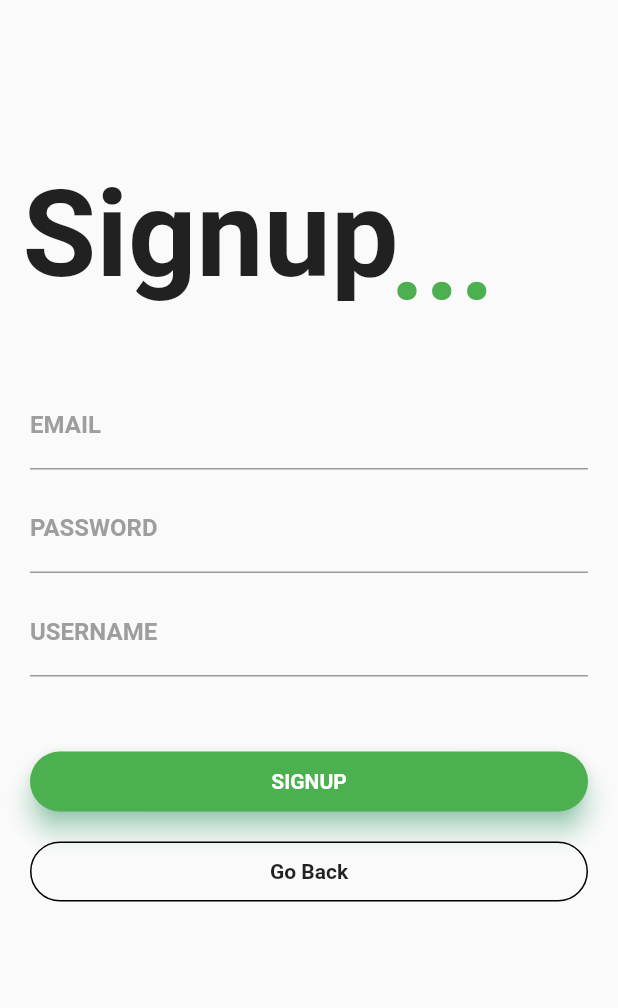
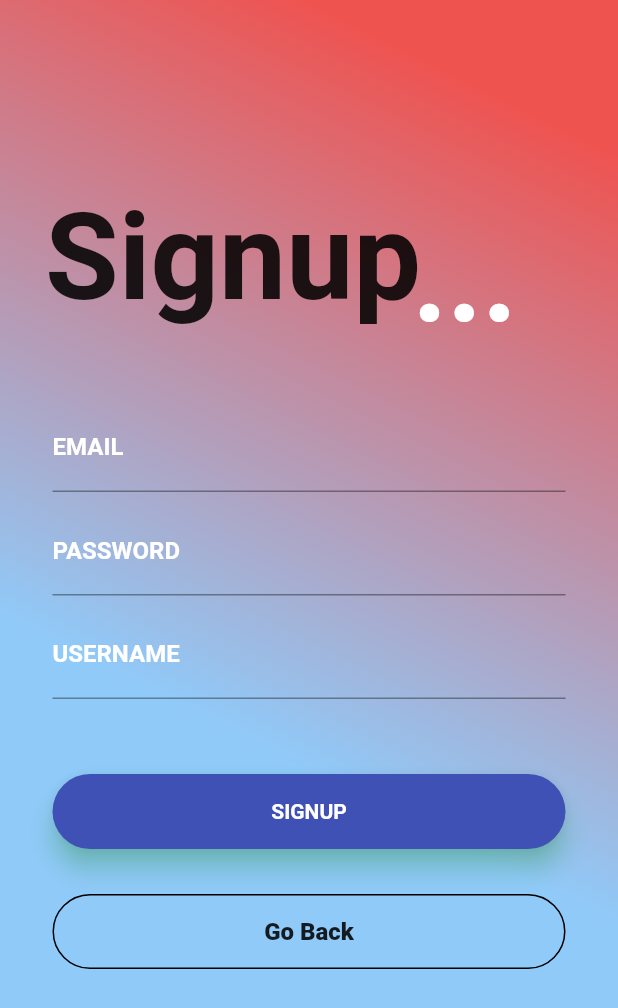
Before and after one commit to Rishabh3998/Flutter_Wallpaper_app, a Flutter app: the login screen opened directly, after a tap on "Register", on a phone screen of 412 x 824 dp. Shown: the top 1008 px of the screen. Run offline on Flutter 3.47's test engine with Material 2 defaults, Android fonts, the phone set to English and light mode, and no system bars; network calls fail; Roboto replaces fonts that are missing (Montserrat).

Commit message:
Change the UI of login and signup page

```diff
--- a/wallpaper_app/lib/Loginandsignup/login.dart
+++ b/wallpaper_app/lib/Loginandsignup/login.dart
@@ -9,8 +9,19 @@ class login extends StatefulWidget {
 class _loginState extends State<login> {
   @override
   Widget build(BuildContext context) {
-    return new Scaffold(
+    return Container(
+      padding: EdgeInsets.all(15),
+      decoration: BoxDecoration(
+        gradient: new LinearGradient(
+            colors: [Colors.red[400], Colors.blue[200]],
+            begin: const FractionalOffset(0.5, 0.0),
+            end: const FractionalOffset(0.0, 0.5),
+            stops: [0.0, 1.0],
+            tileMode: TileMode.clamp),
+      ),
+      child: new Scaffold(
         resizeToAvoidBottomPadding: false,
+        backgroundColor: Colors.transparent,
         body: Column(
           crossAxisAlignment: CrossAxisAlignment.start,
           children: [
@@ -21,16 +32,16 @@ class _loginState extends State<login> {
                     padding: EdgeInsets.fromLTRB(15.0, 120.0, 0.0, 0.0),
                     child: Text(
                       'TeNeT',
-                    style:
-                        TextStyle(fontSize: 70.0, fontWeight: FontWeight.bold),
+                      style: TextStyle(
+                          fontSize: 70.0, fontWeight: FontWeight.w900),
                     ),
                   ),
                   Container(
                     padding: EdgeInsets.fromLTRB(25.0, 200.0, 0.0, 0.0),
                     child: Text(
                       'Wallpapers',
-                    style:
-                        TextStyle(fontSize: 50.0, fontWeight: FontWeight.bold),
+                      style: TextStyle(
+                          fontSize: 50.0, fontWeight: FontWeight.w800),
                     ),
                   ),
                   Container(
@@ -40,7 +51,7 @@ class _loginState extends State<login> {
                       style: TextStyle(
                           fontSize: 80.0,
                           fontWeight: FontWeight.bold,
-                        color: Colors.green),
+                          color: Colors.white),
                     ),
                   ),
                 ],
@@ -58,7 +69,7 @@ class _loginState extends State<login> {
                             fontSize: 25,
                             fontFamily: 'Montserrat',
                             fontWeight: FontWeight.bold,
-                          color: Colors.grey),
+                            color: Colors.white),
                         focusedBorder: UnderlineInputBorder(
                             borderSide: BorderSide(color: Colors.green))),
                   )
@@ -80,7 +91,7 @@ class _loginState extends State<login> {
                             fontSize: 20,
                             fontFamily: 'Montserrat',
                             fontWeight: FontWeight.bold,
-                          color: Colors.grey),
+                            color: Colors.white),
                         focusedBorder: UnderlineInputBorder(
                             borderSide: BorderSide(color: Colors.green))),
                     obscureText: true,
@@ -95,7 +106,8 @@ class _loginState extends State<login> {
                       child: Text(
                         'Forgot Password',
                         style: TextStyle(
-                          color: Colors.green,
+                            fontSize: 18,
+                            color: Colors.deepPurple,
                             fontWeight: FontWeight.bold,
                             fontFamily: 'Montserrat',
                             decoration: TextDecoration.underline),
@@ -110,7 +122,7 @@ class _loginState extends State<login> {
                     child: Material(
                       borderRadius: BorderRadius.circular(30),
                       shadowColor: Colors.greenAccent,
-                    color: Colors.green,
+                      color: Colors.indigo,
                       elevation: 7.0,
                       child: GestureDetector(
                         onTap: () {},
@@ -154,7 +166,7 @@ class _loginState extends State<login> {
                             child: Text(
                               'LogIn With Facebook',
                               style: TextStyle(
-                                fontWeight: FontWeight.bold,
+                                  fontWeight: FontWeight.w900,
                                   fontFamily: 'Montserrat'),
                             ),
                           )
@@ -174,6 +186,7 @@ class _loginState extends State<login> {
                 Text(
                   'New to TeNeT ?',
                   style: TextStyle(
+                      fontSize: 18,
                       fontFamily: 'Montserrat',
                       fontWeight: FontWeight.bold,
                       decoration: TextDecoration.none),
@@ -188,14 +201,19 @@ class _loginState extends State<login> {
                   },
                   child: Text(
                     'Register',
-                  style:
-                      TextStyle(color: Colors.green, fontFamily: 'Montserrat'),
+                    style: TextStyle(
+                        fontSize: 20,
+                        fontWeight: FontWeight.w900,
+                        color: Colors.indigo,
+                        fontFamily: 'Montserrat',
+                        decoration: TextDecoration.underline),
                   ),
                 )
               ],
             )
           ],
         ),
+      ),
     );
   }
 }
--- a/wallpaper_app/lib/Loginandsignup/signup.dart
+++ b/wallpaper_app/lib/Loginandsignup/signup.dart
@@ -8,8 +8,19 @@ class SignupPage extends StatefulWidget {
 class _SignupPageState extends State<SignupPage> {
   @override
   Widget build(BuildContext context) {
-    return new Scaffold(
+    return Container(
+      padding: EdgeInsets.all(15),
+      decoration: BoxDecoration(
+        gradient: new LinearGradient(
+            colors: [Colors.red[400], Colors.blue[200]],
+            begin: const FractionalOffset(0.5, 0.0),
+            end: const FractionalOffset(0.0, 0.5),
+            stops: [0.0, 1.0],
+            tileMode: TileMode.clamp),
+      ),
+      child: new Scaffold(
           resizeToAvoidBottomPadding: false,
+          backgroundColor: Colors.transparent,
           body: Column(
               crossAxisAlignment: CrossAxisAlignment.start,
               children: <Widget>[
@@ -31,14 +42,15 @@ class _SignupPageState extends State<SignupPage> {
                           style: TextStyle(
                               fontSize: 80.0,
                               fontWeight: FontWeight.bold,
-                            color: Colors.green),
+                              color: Colors.white),
                         ),
                       )
                     ],
                   ),
                 ),
                 Container(
-                  padding: EdgeInsets.only(top: 35.0, left: 20.0, right: 20.0),
+                    padding:
+                        EdgeInsets.only(top: 35.0, left: 20.0, right: 20.0),
                     child: Column(
                       children: <Widget>[
                         TextField(
@@ -47,7 +59,7 @@ class _SignupPageState extends State<SignupPage> {
                               labelStyle: TextStyle(
                                   fontFamily: 'Montserrat',
                                   fontWeight: FontWeight.bold,
-                                color: Colors.grey),
+                                  color: Colors.white),
                               // hintText: 'EMAIL',
                               // hintStyle: ,
                               focusedBorder: UnderlineInputBorder(
@@ -60,7 +72,7 @@ class _SignupPageState extends State<SignupPage> {
                               labelStyle: TextStyle(
                                   fontFamily: 'Montserrat',
                                   fontWeight: FontWeight.bold,
-                                color: Colors.grey),
+                                  color: Colors.white),
                               focusedBorder: UnderlineInputBorder(
                                   borderSide: BorderSide(color: Colors.green))),
                           obscureText: true,
@@ -72,17 +84,17 @@ class _SignupPageState extends State<SignupPage> {
                               labelStyle: TextStyle(
                                   fontFamily: 'Montserrat',
                                   fontWeight: FontWeight.bold,
-                                color: Colors.grey),
+                                  color: Colors.white),
                               focusedBorder: UnderlineInputBorder(
                                   borderSide: BorderSide(color: Colors.green))),
                         ),
                         SizedBox(height: 50.0),
                         Container(
-                          height: 40.0,
+                            height: 50.0,
                             child: Material(
-                            borderRadius: BorderRadius.circular(20.0),
+                              borderRadius: BorderRadius.circular(30.0),
                               shadowColor: Colors.greenAccent,
-                            color: Colors.green,
+                              color: Colors.indigo,
                               elevation: 7.0,
                               child: GestureDetector(
                                 onTap: () {},
@@ -97,9 +109,9 @@ class _SignupPageState extends State<SignupPage> {
                                 ),
                               ),
                             )),
-                      SizedBox(height: 20.0),
+                        SizedBox(height: 30.0),
                         Container(
-                        height: 40.0,
+                          height: 50.0,
                           color: Colors.transparent,
                           child: Container(
                             decoration: BoxDecoration(
@@ -108,7 +120,7 @@ class _SignupPageState extends State<SignupPage> {
                                     style: BorderStyle.solid,
                                     width: 1.0),
                                 color: Colors.transparent,
-                              borderRadius: BorderRadius.circular(20.0)),
+                                borderRadius: BorderRadius.circular(30.0)),
                             child: InkWell(
                               onTap: () {
                                 Navigator.of(context).pop();
@@ -116,7 +128,8 @@ class _SignupPageState extends State<SignupPage> {
                               child: Center(
                                 child: Text('Go Back',
                                     style: TextStyle(
-                                      fontWeight: FontWeight.bold,
+                                        fontSize: 16,
+                                        fontWeight: FontWeight.w900,
                                         fontFamily: 'Montserrat')),
                               ),
                             ),
@@ -145,6 +158,7 @@ class _SignupPageState extends State<SignupPage> {
                 //     )
                 //   ],
                 // )
-            ]));
+              ])),
+    );
   }
 }
--- a/wallpaper_app/lib/views/home.dart
+++ b/wallpaper_app/lib/views/home.dart
@@ -46,7 +46,16 @@ class _HomeState extends State<Home> {
 
   @override
   Widget build(BuildContext context) {
-    return Scaffold(
+    return Container(
+      decoration: BoxDecoration(
+        gradient: new LinearGradient(
+            colors: [Colors.red[600], Colors.purple[900]],
+            begin: const FractionalOffset(0.5, 0.0),
+            end: const FractionalOffset(0.0, 0.5),
+            stops: [0.0, 1.0],
+            tileMode: TileMode.clamp),
+      ),
+      child: Scaffold(
         drawer: Drawer(
           child: ListView(
             padding: EdgeInsets.zero,
@@ -59,7 +68,7 @@ class _HomeState extends State<Home> {
                   'TeNeT',
                   style: TextStyle(
                     color: Colors.white,
-                  fontSize: 24,
+                    fontSize: 30,
                     fontWeight: FontWeight.bold,
                   ),
                 ),
@@ -68,8 +77,8 @@ class _HomeState extends State<Home> {
                 title: Text('LOGIN'),
                 leading: Icon(Icons.login),
                 onTap: () {
-                Navigator.push(
-                    context, MaterialPageRoute(builder: (context) => login()));
+                  Navigator.push(context,
+                      MaterialPageRoute(builder: (context) => login()));
                 },
               ),
               ListTile(
@@ -83,8 +92,9 @@ class _HomeState extends State<Home> {
             ],
           ),
         ),
-      backgroundColor: Color(0xFF2d2d2d),
+        backgroundColor: Colors.transparent,
         appBar: AppBar(
+          backgroundColor: Colors.transparent,
           title: brandName(),
           elevation: 0.0,
         ),
@@ -165,6 +175,7 @@ class _HomeState extends State<Home> {
             ),
           ),
         ),
+      ),
     );
   }
 }
```
Lines whose indentation alone changed are shown as unchanged.
